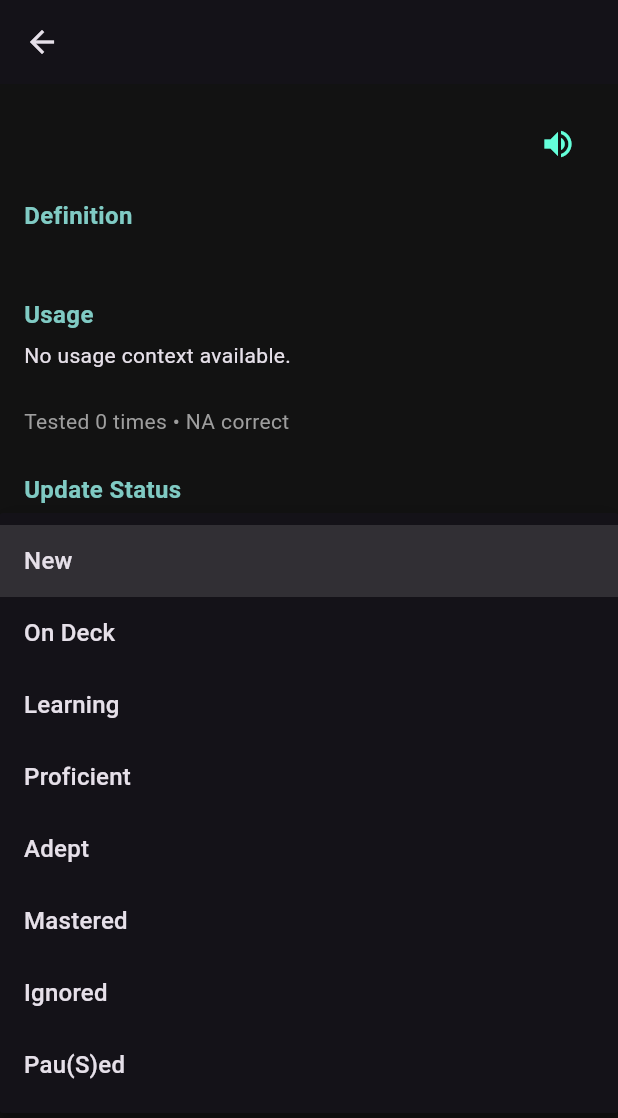
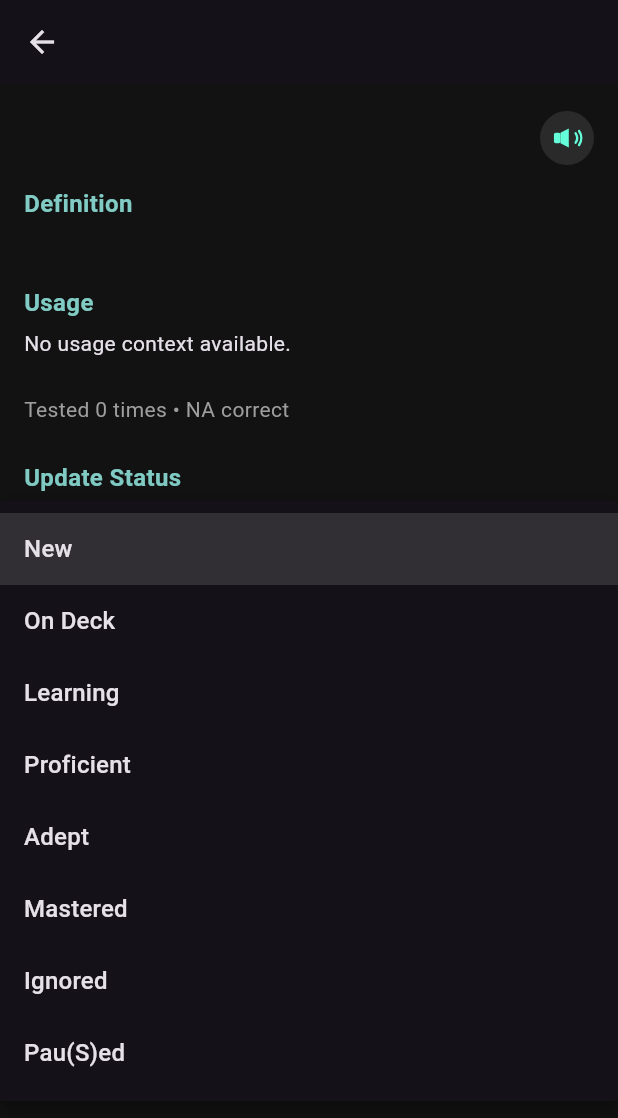
Before and after one commit to bryanlan/word_quizzer, a Flutter app: the WordDetailScreen screen opened directly with empty values, after a tap on "New", on a phone screen of 412 x 824 dp. Shown: the top 1118 px of the screen. Run offline on Flutter 3.47's test engine with Material 3 defaults, Android fonts, the phone set to English and light mode, and no system bars; our stand-ins replace file_picker, fl_chart, flutter_tts, shared_preferences, sqflite, sqflite_common_ffi_web; missing offline and left inert: dart:html; accounts and stored records are empty.

Commit message:
Fix analytics week counts and custom speaker icon

```diff
--- /dev/null
+++ b/mobile_app/lib/widgets/speaker_button.dart
@@ -0,0 +1,87 @@
+import 'package:flutter/material.dart';
+
+class SpeakerButton extends StatelessWidget {
+  final VoidCallback onPressed;
+  final double size;
+  final Color backgroundColor;
+  final Color iconColor;
+
+  const SpeakerButton({
+    super.key,
+    required this.onPressed,
+    this.size = 40,
+    this.backgroundColor = Colors.tealAccent,
+    this.iconColor = Colors.black,
+  });
+
+  @override
+  Widget build(BuildContext context) {
+    return Material(
+      color: backgroundColor,
+      shape: const CircleBorder(),
+      child: InkWell(
+        customBorder: const CircleBorder(),
+        onTap: onPressed,
+        child: SizedBox(
+          width: size,
+          height: size,
+          child: Center(
+            child: CustomPaint(
+              size: Size(size * 0.55, size * 0.55),
+              painter: _SpeakerPainter(iconColor),
+            ),
+          ),
+        ),
+      ),
+    );
+  }
+}
+
+class _SpeakerPainter extends CustomPainter {
+  final Color color;
+
+  const _SpeakerPainter(this.color);
+
+  @override
+  void paint(Canvas canvas, Size size) {
+    final w = size.width;
+    final h = size.height;
+
+    final fillPaint = Paint()
+      ..color = color
+      ..style = PaintingStyle.fill;
+
+    final bodyRect = Rect.fromLTWH(w * 0.06, h * 0.32, w * 0.22, h * 0.36);
+    canvas.drawRRect(
+      RRect.fromRectAndRadius(bodyRect, Radius.circular(w * 0.06)),
+      fillPaint,
+    );
+
+    final cone = Path()
+      ..moveTo(w * 0.28, h * 0.32)
+      ..lineTo(w * 0.56, h * 0.18)
+      ..lineTo(w * 0.56, h * 0.82)
+      ..lineTo(w * 0.28, h * 0.68)
+      ..close();
+    canvas.drawPath(cone, fillPaint);
+
+    final strokePaint = Paint()
+      ..color = color
+      ..style = PaintingStyle.stroke
+      ..strokeCap = StrokeCap.round
+      ..strokeWidth = w * 0.08;
+
+    final center = Offset(w * 0.56, h * 0.50);
+    final rect1 = Rect.fromCircle(center: center, radius: w * 0.28);
+    final rect2 = Rect.fromCircle(center: center, radius: w * 0.42);
+
+    // Only the right side of the circle (sound waves)
+    canvas.drawArc(rect1, -0.6, 1.2, false, strokePaint);
+    canvas.drawArc(rect2, -0.6, 1.2, false, strokePaint);
+  }
+
+  @override
+  bool shouldRepaint(covariant _SpeakerPainter oldDelegate) {
+    return oldDelegate.color != color;
+  }
+}
--- a/mobile_app/lib/word_detail_screen.dart
+++ b/mobile_app/lib/word_detail_screen.dart
@@ -3,6 +3,7 @@ import 'package:flutter_tts/flutter_tts.dart';
 import 'db_helper.dart';
 import 'models.dart';
 import 'tts_service.dart';
+import 'widgets/speaker_button.dart';
 
 class WordDetailScreen extends StatefulWidget {
   final WordStats word;
@@ -78,10 +79,11 @@ class _WordDetailScreenState extends State<WordDetailScreen> {
                     style: const TextStyle(fontSize: 28, fontWeight: FontWeight.bold),
                   ),
                 ),
-                IconButton(
-                  icon: const Icon(Icons.volume_up, color: Colors.tealAccent),
+                SpeakerButton(
                   onPressed: () => _speakWord(widget.word.wordStem),
-                  tooltip: 'Pronounce',
+                  size: 36,
+                  backgroundColor: Colors.white10,
+                  iconColor: Colors.tealAccent,
                 ),
               ],
             ),
```
Also changed, not shown: mobile_app/lib/db_helper.dart (+72 -43 lines), mobile_app/lib/quiz_screen.dart (+10 -18 lines), mobile_app/lib/transition_words_screen.dart (+5 -3 lines), mobile_app/lib/word_list_screen.dart (+5 -3 lines).
